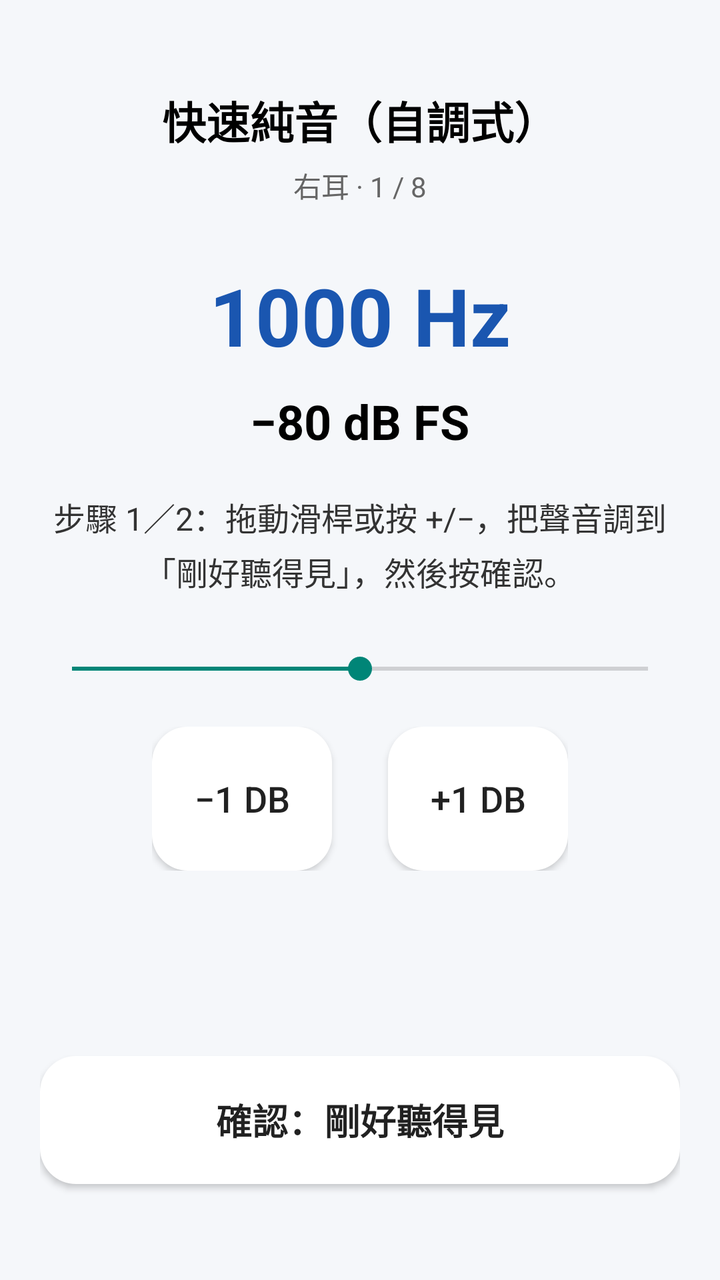
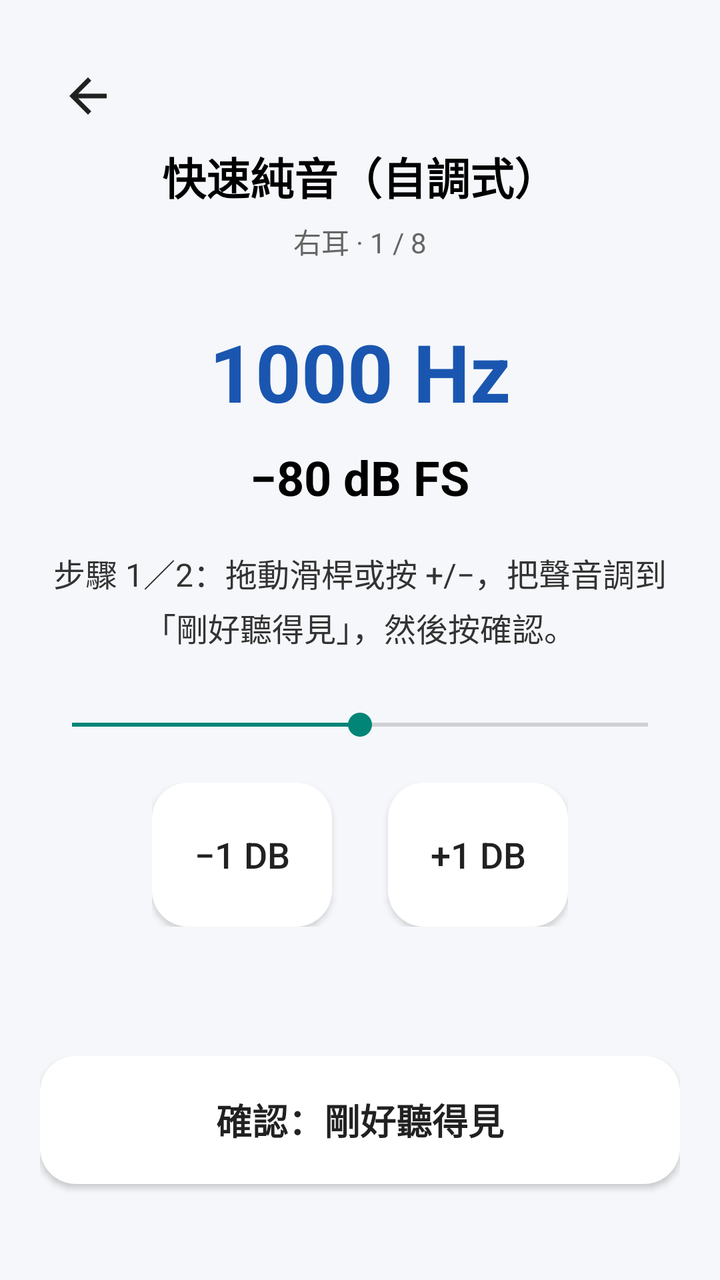

Screens rendered from an Android XML layout before and after an edit, with the pre-edit source and the edit as a unified diff.
<!-- AndroidManifest.xml: activity theme Theme.AppCompat.Light.NoActionBar -->
<!-- res/layout/activity_self_adjust_pta.xml -->
<?xml version="1.0" encoding="utf-8"?>
<LinearLayout xmlns:android="http://schemas.android.com/apk/res/android"
    android:layout_width="match_parent"
    android:layout_height="match_parent"
    android:orientation="vertical"
    android:gravity="center_horizontal"
    android:background="#F5F7FA"
    android:fitsSystemWindows="true"
    android:padding="20dp">

    <TextView
        android:id="@+id/textSaTitle"
        android:layout_width="wrap_content"
        android:layout_height="wrap_content"
        android:layout_marginTop="24dp"
        android:text="快速純音（自調式）"
        android:textSize="22sp"
        android:textStyle="bold"
        android:textColor="@android:color/black" />

    <TextView
        android:id="@+id/textSaProgress"
        android:layout_width="wrap_content"
        android:layout_height="wrap_content"
        android:layout_marginTop="6dp"
        android:text="右耳 · 1 / 8"
        android:textSize="14sp"
        android:textColor="#666666" />

    <TextView
        android:id="@+id/textSaFreq"
        android:layout_width="wrap_content"
        android:layout_height="wrap_content"
        android:layout_marginTop="28dp"
        android:text="1000 Hz"
        android:textSize="40sp"
        android:textStyle="bold"
        android:textColor="#1a56b0" />

    <TextView
        android:id="@+id/textSaLevel"
        android:layout_width="wrap_content"
        android:layout_height="wrap_content"
        android:layout_marginTop="10dp"
        android:text="−80 dB FS"
        android:textSize="24sp"
        android:textStyle="bold"
        android:textColor="@android:color/black" />

    <TextView
        android:id="@+id/textSaInstruction"
        android:layout_width="match_parent"
        android:layout_height="wrap_content"
        android:layout_marginTop="20dp"
        android:gravity="center"
        android:text="步驟 1／2：拖動滑桿或按 +/−，把聲音調到「剛好聽得見」，然後按確認。"
        android:textSize="16sp"
        android:lineSpacingExtra="4dp"
        android:textColor="#333333" />

    <SeekBar
        android:id="@+id/seekSaLevel"
        android:layout_width="match_parent"
        android:layout_height="wrap_content"
        android:layout_marginTop="28dp"
        android:max="40"
        android:progress="20" />

    <LinearLayout
        android:layout_width="wrap_content"
        android:layout_height="wrap_content"
        android:orientation="horizontal"
        android:layout_marginTop="20dp"
        android:gravity="center">

        <Button
            android:id="@+id/buttonSaMinus"
            android:layout_width="90dp"
            android:layout_height="72dp"
            android:text="−1 dB"
            android:textSize="18sp"
            android:background="@drawable/rounded_button" />

        <Space
            android:layout_width="28dp"
            android:layout_height="1dp" />

        <Button
            android:id="@+id/buttonSaPlus"
            android:layout_width="90dp"
            android:layout_height="72dp"
            android:text="+1 dB"
            android:textSize="18sp"
            android:background="@drawable/rounded_button" />
    </LinearLayout>

    <Space
        android:layout_width="1dp"
        android:layout_height="0dp"
        android:layout_weight="1" />

    <Button
        android:id="@+id/buttonSaConfirm"
        android:layout_width="match_parent"
        android:layout_height="64dp"
        android:layout_marginBottom="28dp"
        android:text="確認：剛好聽得見"
        android:textSize="18sp"
        android:textStyle="bold"
        android:background="@drawable/rounded_button" />
</LinearLayout>
<!-- resources referenced by this layout -->
<resources>
  <!-- drawable rounded_button (drawable) -->
  <?xml version="1.0" encoding="utf-8"?>
  <shape xmlns:android="http://schemas.android.com/apk/res/android"
      android:shape="rectangle">
      <solid android:color="#FFFFFF" />
      <corners android:radius="18dp" />
  </shape>
</resources>

<!-- the commit's change to res/layout/activity_self_adjust_pta.xml (unified diff, before → after) -->
@@ -8,11 +8,21 @@
     android:fitsSystemWindows="true"
     android:padding="20dp">
 
+    <ImageButton
+        android:id="@+id/buttonSaBack"
+        android:layout_width="48dp"
+        android:layout_height="48dp"
+        android:layout_gravity="start"
+        android:layout_marginTop="4dp"
+        android:src="@drawable/ic_arrow_back"
+        android:contentDescription="結束並返回"
+        android:background="?android:attr/selectableItemBackgroundBorderless" />
+
     <TextView
         android:id="@+id/textSaTitle"
         android:layout_width="wrap_content"
         android:layout_height="wrap_content"
-        android:layout_marginTop="24dp"
+        android:layout_marginTop="0dp"
         android:text="快速純音（自調式）"
         android:textSize="22sp"
         android:textStyle="bold"
<!-- resource entries referenced after the edit -->
@@ -1,5 +1,17 @@
 <!-- resources referenced by this layout -->
 <resources>
+  <!-- drawable ic_arrow_back (drawable) -->
+  <?xml version="1.0" encoding="utf-8"?>
+  <vector xmlns:android="http://schemas.android.com/apk/res/android"
+      android:width="28dp"
+      android:height="28dp"
+      android:viewportWidth="24"
+      android:viewportHeight="24"
+      android:tint="#212121">
+      <path
+          android:fillColor="@android:color/white"
+          android:pathData="M20,11H7.83l5.59,-5.59L12,4l-8,8 8,8 1.41,-1.41L7.83,13H20v-2z" />
+  </vector>
   <!-- drawable rounded_button (drawable) -->
   <?xml version="1.0" encoding="utf-8"?>
   <shape xmlns:android="http://schemas.android.com/apk/res/android"
